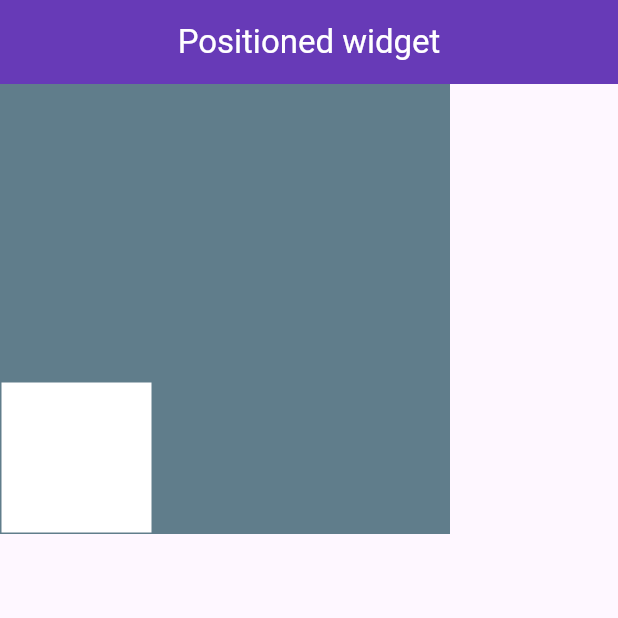
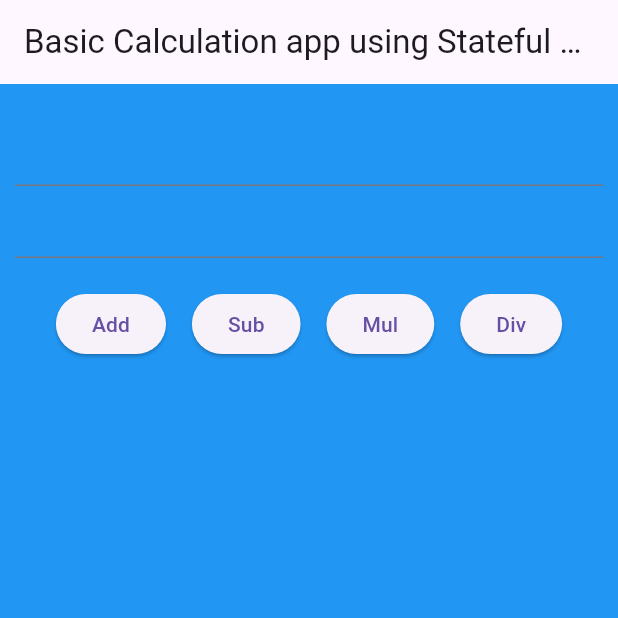
Before and after one commit to godgiftedboy/FlutterLearning, a Flutter app: the screen it shows after launch, on a phone screen of 412 x 824 dp, the top half of it. Run offline on Flutter 3.47's test engine with Material 3 defaults, Android fonts, the phone set to English and light mode, and no system bars.

Commit message:
Basic Calculation app using Stateful widget

```diff
--- a/lib/main.dart
+++ b/lib/main.dart
@@ -1,3 +1,5 @@
+// ignore_for_file: non_constant_identifier_names
+
 import 'package:flutter/material.dart';
 
 void main() {
@@ -17,38 +19,99 @@ class MyApp extends StatelessWidget {
   }
 }
 
-class MyHomePage extends StatelessWidget {
+class MyHomePage extends StatefulWidget {
   const MyHomePage({super.key});
+
+  @override
+  State<StatefulWidget> createState() => MyHomeState();
+}
+
+class MyHomeState extends State<MyHomePage> {
+  var no1Controller = TextEditingController();
+  var no2Controller = TextEditingController();
+  var result = "";
 
   @override
   Widget build(BuildContext context) {
     return Scaffold(
       appBar: AppBar(
-        backgroundColor: Colors.deepPurple,
-        title: const Center(
-          child: Text(
-            "Positioned widget",
-            style: TextStyle(color: Colors.white),
-            textAlign: TextAlign.center,
-          ),
-        ),
+        title: const Text("Basic Calculation app using Stateful widget"),
       ),
       body: Container(
-        width: 300,
-        height: 300,
-        color: Colors.blueGrey,
-        child: Stack(
-          children: [
-            Positioned(
-              bottom: 1,
-              left: 1,
-              child: Container(
-                width: 100,
-                height: 100,
-                color: Colors.white,
-              ),
+        color: Colors.blue,
+        child: Center(
+          child: Padding(
+            padding: const EdgeInsets.symmetric(horizontal: 10, vertical: 20),
+            child: Column(
+              children: [
+                TextField(
+                  keyboardType: TextInputType.number,
+                  controller: no1Controller,
+                ),
+                TextField(
+                  keyboardType: TextInputType.number,
+                  controller: no2Controller,
+                ),
+                Padding(
+                  padding:
+                      const EdgeInsets.symmetric(horizontal: 10, vertical: 20),
+                  child: Row(
+                    mainAxisAlignment: MainAxisAlignment.spaceEvenly,
+                    children: [
+                      ElevatedButton(
+                        onPressed: () {
+                          var no1 = int.parse(no1Controller.text.toString());
+                          var no2 = int.parse(no2Controller.text.toString());
+                          var sum = no1 + no2;
+                          result = "The sum of $no1 and $no2 is $sum";
+                          setState(() {});
+                        },
+                        child: Text("Add"),
+                      ),
+                      ElevatedButton(
+                        onPressed: () {
+                          var no1 = int.parse(no1Controller.text.toString());
+                          var no2 = int.parse(no2Controller.text.toString());
+                          var diff = no1 - no2;
+                          result = "The difference of $no1 and $no2 is $diff";
+                          setState(() {});
+                        },
+                        child: Text("Sub"),
+                      ),
+                      ElevatedButton(
+                        onPressed: () {
+                          var no1 = int.parse(no1Controller.text.toString());
+                          var no2 = int.parse(no2Controller.text.toString());
+                          var mul = no1 * no2;
+                          result = "The product of $no1 and $no2 is $mul";
+                          setState(() {});
+                        },
+                        child: Text("Mul"),
+                      ),
+                      ElevatedButton(
+                        onPressed: () {
+                          var no1 = int.parse(no1Controller.text.toString());
+                          var no2 = int.parse(no2Controller.text.toString());
+                          var div = no1 / no2;
+                          result =
+                              "The division of $no1 and $no2 is ${div.toStringAsFixed(5)}";
+                          setState(() {});
+                        },
+                        child: Text("Div"),
+                      ),
+                    ],
+                  ),
+                ),
+                Text(
+                  "$result",
+                  style: const TextStyle(
+                    fontSize: 20,
+                    fontWeight: FontWeight.bold,
+                  ),
+                )
+              ],
             ),
-          ],
+          ),
         ),
       ),
     );
```
